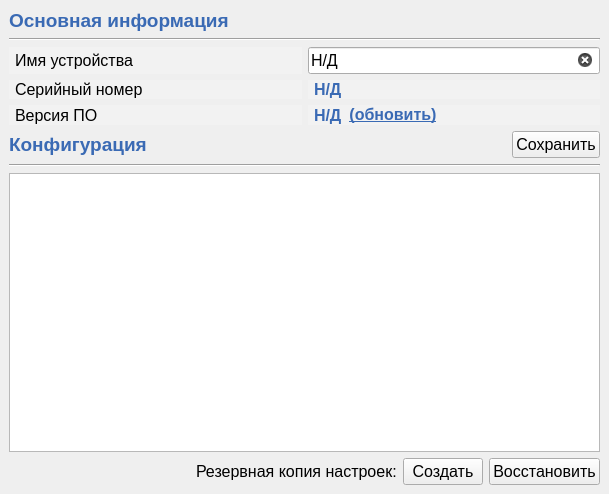
yuferovalex/MDM500M, file src/SettingsView.ui: the form before one commit.
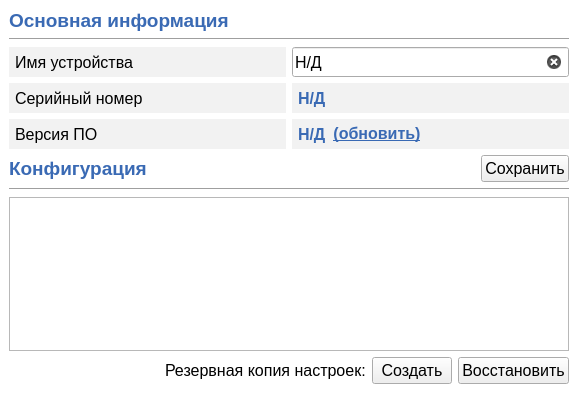
The form after the commit.

Patch:
```diff
--- a/src/SettingsView.ui
+++ b/src/SettingsView.ui
@@ -6,8 +6,8 @@
    <rect>
     <x>0</x>
     <y>0</y>
-    <width>609</width>
-    <height>494</height>
+    <width>578</width>
+    <height>393</height>
    </rect>
   </property>
   <property name="windowTitle">
@@ -18,6 +18,11 @@
 	font-size: 12pt;
 }
 
+#mainPage {
+	
+	background-color: rgb(255, 255, 255);
+}
+
 #serialNumber, #softwareVersion, #deviceMainHeader, #deviceConfigHeader {
 	font-weight: 900;
 	color: #3A6AB4;
@@ -44,7 +49,8 @@
 	padding: 0;
 	font-weight: 900;
 	color: #3A6AB4;
-}</string>
+}
+</string>
   </property>
   <layout class="QVBoxLayout" name="verticalLayout_5">
    <property name="spacing">
@@ -84,11 +90,11 @@
         </widget>
        </item>
        <item>
-        <layout class="QGridLayout" name="gridLayout">
+        <layout class="QGridLayout" name="deviceMainInfoGrid" rowminimumheight="30,30,30">
          <item row="0" column="0">
           <widget class="QLabel" name="deviceNameLabel">
            <property name="sizePolicy">
-            <sizepolicy hsizetype="Expanding" vsizetype="Minimum">
+            <sizepolicy hsizetype="Expanding" vsizetype="Preferred">
              <horstretch>0</horstretch>
              <verstretch>0</verstretch>
             </sizepolicy>
@@ -133,12 +139,6 @@
          </item>
          <item row="1" column="0">
           <widget class="QLabel" name="deviceSerialNumberLabel">
-           <property name="sizePolicy">
-            <sizepolicy hsizetype="Expanding" vsizetype="Minimum">
-             <horstretch>0</horstretch>
-             <verstretch>0</verstretch>
-            </sizepolicy>
-           </property>
            <property name="text">
             <string>Серийный номер</string>
            </property>
@@ -149,12 +149,6 @@
          </item>
          <item row="1" column="1">
           <widget class="QLabel" name="serialNumber">
-           <property name="sizePolicy">
-            <sizepolicy hsizetype="Expanding" vsizetype="Minimum">
-             <horstretch>0</horstretch>
-             <verstretch>0</verstretch>
-            </sizepolicy>
-           </property>
            <property name="text">
             <string notr="true">Н/Д</string>
            </property>
@@ -165,12 +159,6 @@
          </item>
          <item row="2" column="0">
           <widget class="QLabel" name="deviceSoftwareVersionLabel">
-           <property name="sizePolicy">
-            <sizepolicy hsizetype="Expanding" vsizetype="Minimum">
-             <horstretch>0</horstretch>
-             <verstretch>0</verstretch>
-            </sizepolicy>
-           </property>
            <property name="text">
             <string>Версия ПО</string>
            </property>
@@ -288,6 +276,12 @@
        </item>
        <item>
         <widget class="QTableView" name="configTable">
+         <property name="sizePolicy">
+          <sizepolicy hsizetype="Expanding" vsizetype="Expanding">
+           <horstretch>0</horstretch>
+           <verstretch>0</verstretch>
+          </sizepolicy>
+         </property>
          <property name="minimumSize">
           <size>
            <width>560</width>
@@ -311,6 +305,9 @@
          <property name="selectionBehavior">
           <enum>QAbstractItemView::SelectRows</enum>
          </property>
+         <property name="showGrid">
+          <bool>true</bool>
+         </property>
         </widget>
        </item>
        <item>
```
